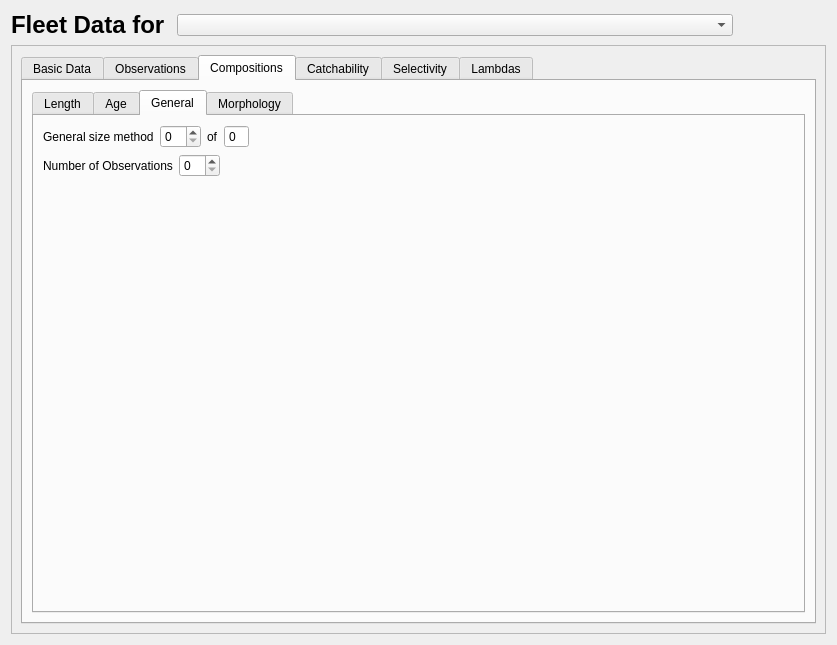
This is src/fleet_widget.ui in nmfs-ost/ss3-ssi as Qt 5 draws it before an edit. The edited form follows.
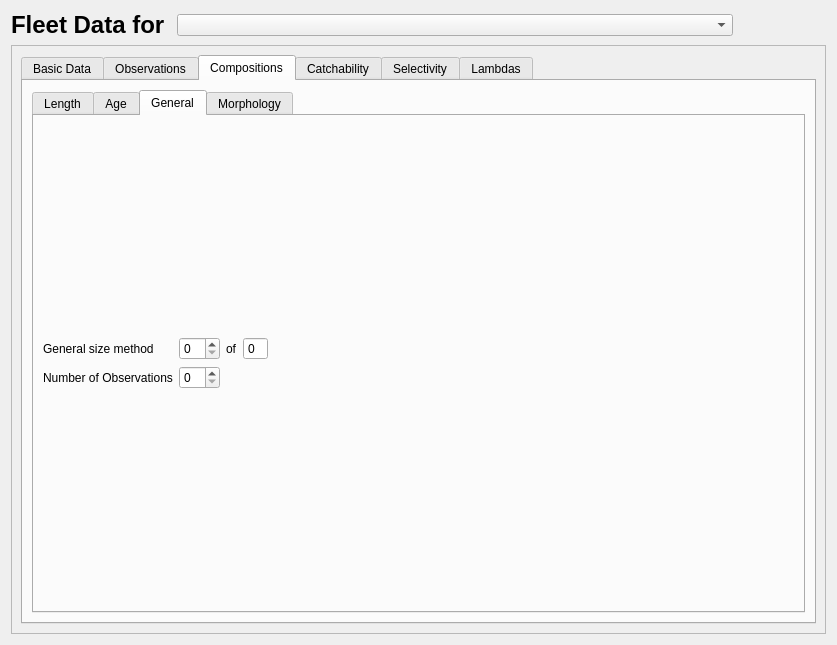
This is the edited form. The open tabs and pages were chosen to show the change. Icons and pictures are not drawn.

The edit to the form file:
```diff
--- a/src/fleet_widget.ui
+++ b/src/fleet_widget.ui
@@ -1175,94 +1175,64 @@
              <attribute name="title">
               <string>General</string>
              </attribute>
-             <layout class="QGridLayout" name="gridLayout_8">
-              <item row="0" column="0">
-               <layout class="QHBoxLayout" name="horizontalLayout_5">
-                <item>
+             <layout class="QVBoxLayout" name="verticalLayout_16">
+              <item>
+               <layout class="QGridLayout" name="gridLayout_5">
+                <item row="0" column="0">
                  <widget class="QLabel" name="labe_obs_gen_num">
                   <property name="text">
                    <string>General size method</string>
                   </property>
                  </widget>
                 </item>
-                <item>
-                 <widget class="QSpinBox" name="spinBox_obs_gen_num"/>
+                <item row="2" column="0" colspan="5">
+                 <layout class="QVBoxLayout" name="verticalLayout_gen_obs"/>
                 </item>
-                <item>
+                <item row="0" column="4">
+                 <spacer name="horizontalSpacer_25">
+                  <property name="orientation">
+                   <enum>Qt::Horizontal</enum>
+                  </property>
+                  <property name="sizeHint" stdset="0">
+                   <size>
+                    <width>40</width>
+                    <height>20</height>
+                   </size>
+                  </property>
+                 </spacer>
+                </item>
+                <item row="0" column="2">
                  <widget class="QLabel" name="label_obs_gen_of">
                   <property name="text">
                    <string>of</string>
                   </property>
                  </widget>
                 </item>
-                <item>
-                 <widget class="QSpinBox" name="spinBox_obs_gen_num_total">
-                  <property name="readOnly">
-                   <bool>true</bool>
-                  </property>
-                  <property name="buttonSymbols">
-                   <enum>QAbstractSpinBox::NoButtons</enum>
-                  </property>
-                 </widget>
-                </item>
-                <item>
-                 <spacer name="horizontalSpacer_obs_gen_num">
-                  <property name="orientation">
-                   <enum>Qt::Horizontal</enum>
-                  </property>
-                  <property name="sizeHint" stdset="0">
-                   <size>
-                    <width>40</width>
-                    <height>20</height>
-                   </size>
-                  </property>
-                 </spacer>
-                </item>
-               </layout>
-              </item>
-              <item row="1" column="0">
-               <layout class="QHBoxLayout" name="horizontalLayout_4">
-                <item>
+                <item row="1" column="0">
                  <widget class="QLabel" name="label_obs_gen_numObs">
                   <property name="text">
                    <string>Number of Observations</string>
                   </property>
                  </widget>
                 </item>
-                <item>
+                <item row="1" column="1">
                  <widget class="QSpinBox" name="spinBox_obs_gen_numObs"/>
                 </item>
-                <item>
-                 <spacer name="horizontalSpacer_obs_gen_numObs">
-                  <property name="orientation">
-                   <enum>Qt::Horizontal</enum>
+                <item row="0" column="3">
+                 <widget class="QSpinBox" name="spinBox_obs_gen_num_total">
+                  <property name="readOnly">
+                   <bool>true</bool>
                   </property>
-                  <property name="sizeHint" stdset="0">
-                   <size>
-                    <width>40</width>
-                    <height>20</height>
-                   </size>
+                  <property name="buttonSymbols">
+                   <enum>QAbstractSpinBox::NoButtons</enum>
                   </property>
-                 </spacer>
+                 </widget>
+                </item>
+                <item row="0" column="1">
+                 <widget class="QSpinBox" name="spinBox_obs_gen_num"/>
                 </item>
                </layout>
               </item>
-              <item row="2" column="0">
-               <layout class="QVBoxLayout" name="verticalLayout_gen_obs"/>
-              </item>
-              <item row="2" column="1">
-               <spacer name="verticalSpacer_8">
-                <property name="orientation">
-                 <enum>Qt::Vertical</enum>
-                </property>
-                <property name="sizeHint" stdset="0">
-                 <size>
-                  <width>6</width>
-                  <height>40</height>
-                 </size>
-                </property>
-               </spacer>
-              </item>
              </layout>
             </widget>
             <widget class="QWidget" name="tab_morph">
```
Left out of the diff: 171 changed lines with no effect on the pictures.
